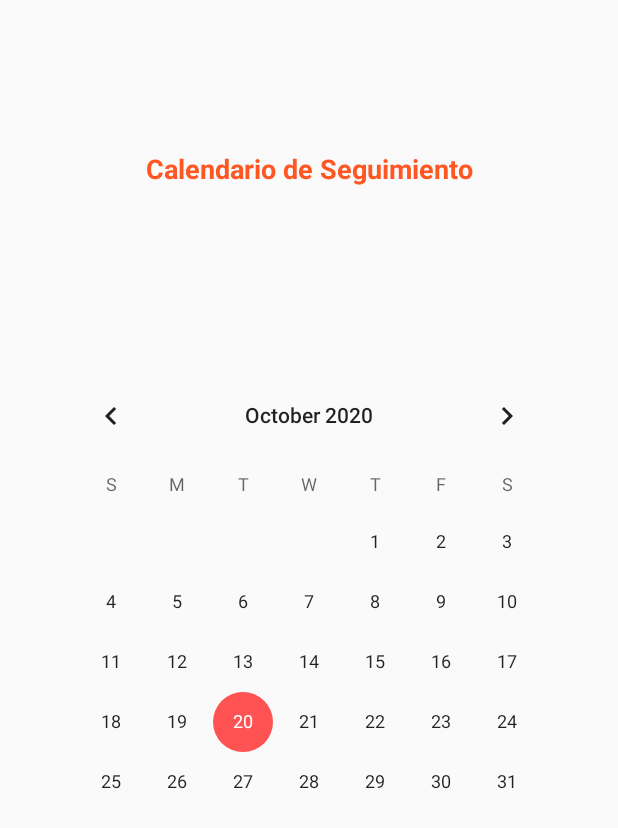
After one commit to Afelipe1599/Apliacion-40, an Android app: the CalendarioActivity screen opened directly, with no data from a screen before it, on a phone screen of 412 x 824 dp. The commit adds this screen. Shown: the top 828 px of the screen. Run offline under Robolectric (Android 15) with nearby library versions, the phone set to English and light mode, and no system bars.

Commit message:
calendario

```diff
--- a/ejerciciosmas40/app/src/main/AndroidManifest.xml
+++ b/ejerciciosmas40/app/src/main/AndroidManifest.xml
@@ -8,6 +8,7 @@
         android:supportsRtl="true"
         android:theme="@style/AppTheme"
         android:roundIcon="@mipmap/ic_launcher_foreground">
+        <activity android:name=".CalendarioActivity"></activity>
         <activity android:name=".ReportsActivity"></activity>
         <activity
             android:name=".SplashActivity"
--- /dev/null
+++ b/ejerciciosmas40/app/src/main/java/com/example/ejerciciosmas40/CalendarioActivity.java
@@ -0,0 +1,28 @@
+package com.example.ejerciciosmas40;
+
+import android.content.Intent;
+import android.os.Bundle;
+import android.os.Handler;
+import android.os.Looper;
+import android.widget.CalendarView;
+
+import androidx.annotation.NonNull;
+import androidx.appcompat.app.AppCompatActivity;
+
+public class CalendarioActivity  extends AppCompatActivity {
+    CalendarView calendarView;
+
+    protected void onCreate(Bundle savedInstanceState) {
+        super.onCreate(savedInstanceState);
+        setContentView(R.layout.calendar_view);
+        calendarView=findViewById(R.id.calendariocalendario);
+
+        calendarView.setOnDateChangeListener(new CalendarView.OnDateChangeListener() {
+            @Override
+            public void onSelectedDayChange(@NonNull CalendarView view, int year, int month, int dayOfMonth) {
+
+            }
+        });
+
+    }
+}
--- a/ejerciciosmas40/app/src/main/java/com/example/ejerciciosmas40/TestActivity.java
+++ b/ejerciciosmas40/app/src/main/java/com/example/ejerciciosmas40/TestActivity.java
@@ -27,7 +27,7 @@ import com.example.ejerciciosmas40.PersonaDAO;
 
 public class TestActivity extends AppCompatActivity implements NavigationView.OnNavigationItemSelectedListener{
     Persona persona;
-    Button buttonReport, nextButton, previousButton;
+    Button buttonReport, nextButton, previousButton,calendario;
     YouTubePlayerView youTubePlayerView;
     String categoria;
     Ejercicio[] ejercicios = resources.banco_ejercicios;
@@ -67,6 +67,16 @@ public class TestActivity extends AppCompatActivity implements NavigationView.On
         userNameTextView.setText("Hola "+ persona.getNombre() + ", esta sera tu rutina de hoy");
 
         buttonReport = findViewById(R.id.yo);
+        calendario = findViewById(R.id.calendario);
+
+        calendario.setOnClickListener(new View.OnClickListener() {
+            @Override
+            public void onClick(View view) {
+                Intent intent = new Intent(getApplicationContext(), CalendarioActivity.class);
+                startActivity(intent);
+            }
+        });
+
 
         buttonReport.setOnClickListener(new View.OnClickListener() {
             @Override
--- /dev/null
+++ b/ejerciciosmas40/app/src/main/res/layout/calendar_view.xml
@@ -0,0 +1,41 @@
+<?xml version="1.0" encoding="utf-8"?>
+<androidx.constraintlayout.widget.ConstraintLayout
+    xmlns:android="http://schemas.android.com/apk/res/android"
+    xmlns:app="http://schemas.android.com/apk/res-auto"
+    android:layout_width="match_parent"
+    android:layout_height="match_parent">
+
+    <TextView
+        android:id="@+id/calendariotext"
+        android:layout_width="wrap_content"
+        android:layout_height="wrap_content"
+        android:layout_gravity="center"
+        android:layout_marginStart="111dp"
+        android:layout_marginTop="100dp"
+        android:layout_marginEnd="111dp"
+        android:layout_marginBottom="173dp"
+        android:text="Calendario de Seguimiento"
+        android:textColor="@color/colorPrimary"
+        android:textSize="18sp"
+        android:textStyle="bold"
+        app:layout_constraintBottom_toTopOf="@+id/calendario"
+        app:layout_constraintEnd_toEndOf="parent"
+        app:layout_constraintStart_toStartOf="parent"
+        app:layout_constraintTop_toTopOf="parent" />
+
+    <CalendarView
+        android:id="@+id/calendariocalendario"
+        android:layout_width="wrap_content"
+        android:layout_height="wrap_content"
+        android:layout_marginStart="61dp"
+        android:layout_marginTop="200dp"
+        android:layout_marginEnd="61dp"
+        android:layout_marginBottom="200dp"
+        app:layout_constraintBottom_toBottomOf="parent"
+        app:layout_constraintEnd_toEndOf="parent"
+        app:layout_constraintStart_toStartOf="parent"
+        app:layout_constraintTop_toTopOf="parent"></CalendarView>
+
+
+
+</androidx.constraintlayout.widget.ConstraintLayout>
```
Also changed, not shown: 2 other files.
